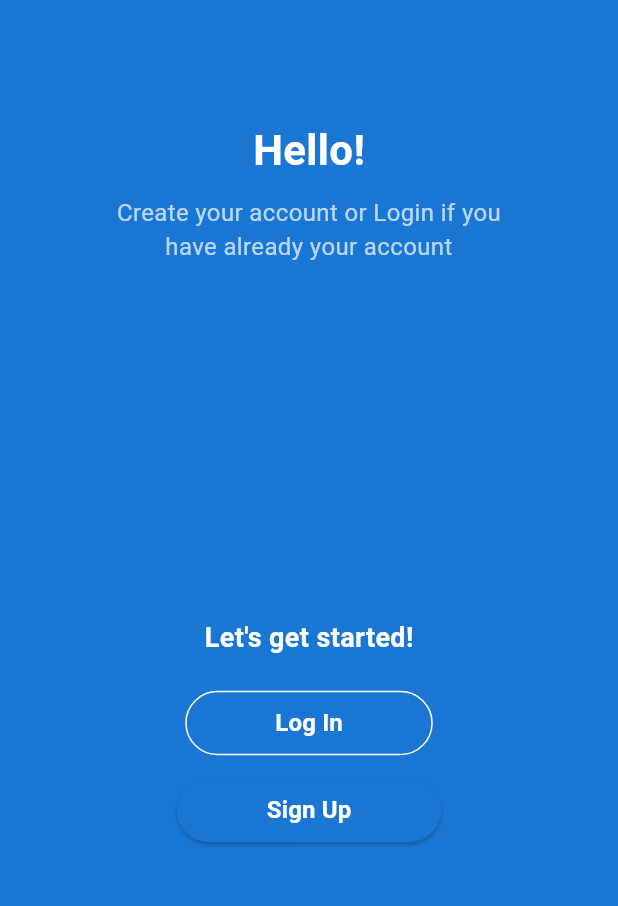
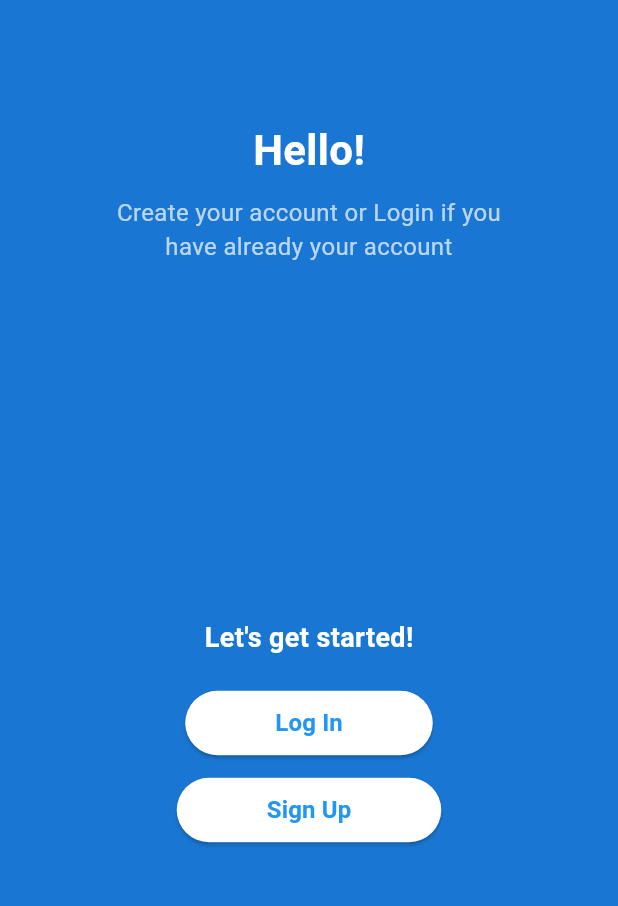
Before and after one commit to M-Umar-Shahid/DriveSense, a Flutter app: the screen it shows after launch, after a tap on "Skip", after a tap on "Get Started", on a phone screen of 412 x 824 dp, the part 330-1236 px from its top. Run offline on Flutter 3.47's test engine with Material 3 defaults, Android fonts, the phone set to English and light mode, and no system bars; our stand-ins replace camera, cloud_firestore, firebase_auth, firebase_core, firebase_storage, fl_chart and 4 more; missing offline and left inert: firebase_app_check, google_ml_kit, tflite_flutter; accounts and stored records are empty; network calls fail.

Commit message:
Little fine tune in UI

```diff
--- a/lib/components/login_signup_screen_components/auth_option_button.dart
+++ b/lib/components/login_signup_screen_components/auth_option_button.dart
@@ -4,35 +4,56 @@ class AuthOptionButton extends StatelessWidget {
   final String label;
   final VoidCallback onPressed;
   final bool filled;
+  final Color color;
+  final Color? textColor;
+
   const AuthOptionButton({
     required this.label,
     required this.onPressed,
+    required this.color,
     this.filled = false,
+    this.textColor,
     super.key,
   });
 
   @override
   Widget build(BuildContext context) {
-    final primary = const Color(0xFF1976D2);
+    final effectiveTextColor = textColor ??
+        (filled ? Colors.white : color);
+
     if (filled) {
       return ElevatedButton(
         onPressed: onPressed,
         style: ElevatedButton.styleFrom(
-          backgroundColor: primary,
+          backgroundColor: color,
           shape: RoundedRectangleBorder(borderRadius: BorderRadius.circular(50)),
           padding: const EdgeInsets.symmetric(horizontal: 60, vertical: 10),
         ),
-        child: Text(label, style: const TextStyle(color: Colors.white, fontSize: 16, fontWeight: FontWeight.bold)),
+        child: Text(
+          label,
+          style: TextStyle(
+            color: effectiveTextColor,
+            fontSize: 16,
+            fontWeight: FontWeight.bold,
+          ),
+        ),
       );
     } else {
       return OutlinedButton(
         onPressed: onPressed,
         style: OutlinedButton.styleFrom(
-          side: BorderSide(color: Colors.white),
+          side: BorderSide(color: color),
           shape: RoundedRectangleBorder(borderRadius: BorderRadius.circular(50)),
           padding: const EdgeInsets.symmetric(horizontal: 60, vertical: 10),
         ),
-        child: Text(label, style: const TextStyle(color: Colors.white, fontSize: 16, fontWeight: FontWeight.bold)),
+        child: Text(
+          label,
+          style: TextStyle(
+            color: effectiveTextColor,
+            fontSize: 16,
+            fontWeight: FontWeight.bold,
+          ),
+        ),
       );
     }
   }
--- a/lib/screens/login_screen.dart
+++ b/lib/screens/login_screen.dart
@@ -101,10 +101,12 @@ class _LoginPageState extends State<LoginPage> {
                   ),
                 ),
                 const SizedBox(height: 30),
-                PrimaryButton(
-                  label: 'Login',
-                  isLoading: _isLoading,
-                  onPressed: _login,
+                Center(
+                  child: PrimaryButton(
+                    label: 'Login',
+                    isLoading: _isLoading,
+                    onPressed: _login,
+                  ),
                 ),
                 const SizedBox(height: 20),
                 const Center(
--- a/lib/screens/login_signup_screen.dart
+++ b/lib/screens/login_signup_screen.dart
@@ -39,11 +39,16 @@ class LoginSignupPage extends StatelessWidget {
                 children: [
                   AuthOptionButton(
                     label: 'Log In',
+                    color: Colors.white,
+                    textColor: Colors.blue,
+                    filled: true,
                     onPressed: () => Navigator.push(context, MaterialPageRoute(builder: (_) => const LoginPage())),
                   ),
                   const SizedBox(height: 10),
                   AuthOptionButton(
                     label: 'Sign Up',
+                    color: Colors.white,
+                    textColor: Colors.blue,
                     filled: true,
                     onPressed: () => Navigator.push(context, MaterialPageRoute(builder: (_) => const SignUpPage())),
                   ),
--- a/lib/screens/monitoring_screen.dart
+++ b/lib/screens/monitoring_screen.dart
@@ -38,7 +38,7 @@ class _MonitoringPageState extends State<MonitoringPage>  with WidgetsBindingObs
   static const EventChannel _frameStream = EventChannel("flutter_mediapipe/frameStream");
 
   late final FlutterTts _tts;
-  String? _currentAlert;                   // e.g. "seatbelt", "drowsy", "yawning"
+  String? _currentAlert;
   final Map<String, DateTime> _lastSpoken = {};
   final Map<String, Duration> _cooldowns = {
     'drowsy':   Duration(minutes: 1),
```
